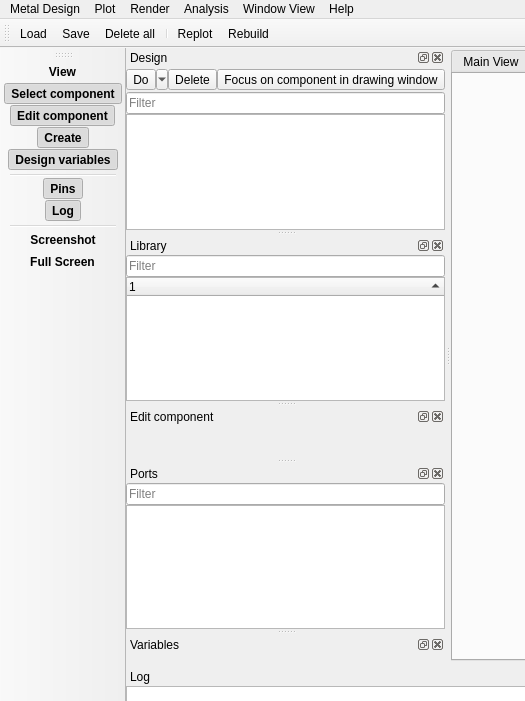
Old version of the form qiskit_metal/_gui/main_window_ui.ui in the repository qiskit-community/qiskit-metal; both pictures show x 0 to 525 and y 0 to 701 of the 1300 by 900 pixel window.
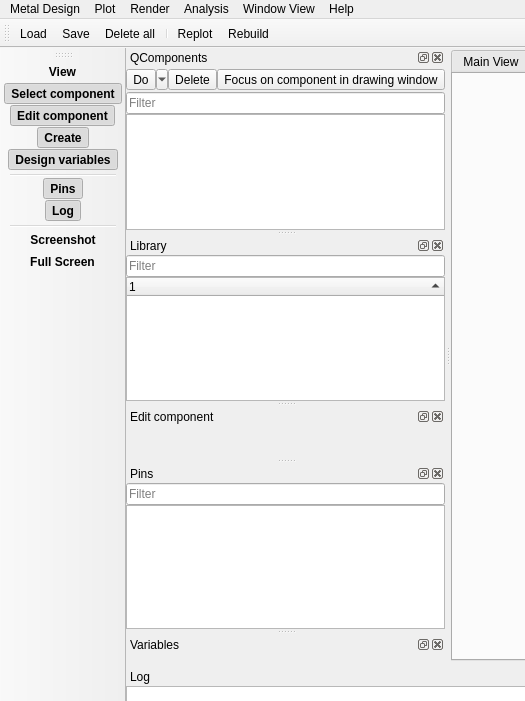
New version of the form. Icons and pictures are not drawn. Custom widgets are drawn as their Qt base class.

```diff
--- a/qiskit_metal/_gui/main_window_ui.ui
+++ b/qiskit_metal/_gui/main_window_ui.ui
@@ -363,7 +363,7 @@
     <set>QDockWidget::AllDockWidgetFeatures</set>
    </property>
    <property name="windowTitle">
-    <string>Design</string>
+    <string>QComponents</string>
    </property>
    <attribute name="dockWidgetArea">
     <number>1</number>
@@ -708,7 +708,7 @@
     </iconset>
    </property>
    <property name="windowTitle">
-    <string>Ports</string>
+    <string>Pins</string>
    </property>
    <attribute name="dockWidgetArea">
     <number>1</number>
```
Left out of the diff: 19 changed lines with no effect on the pictures.
